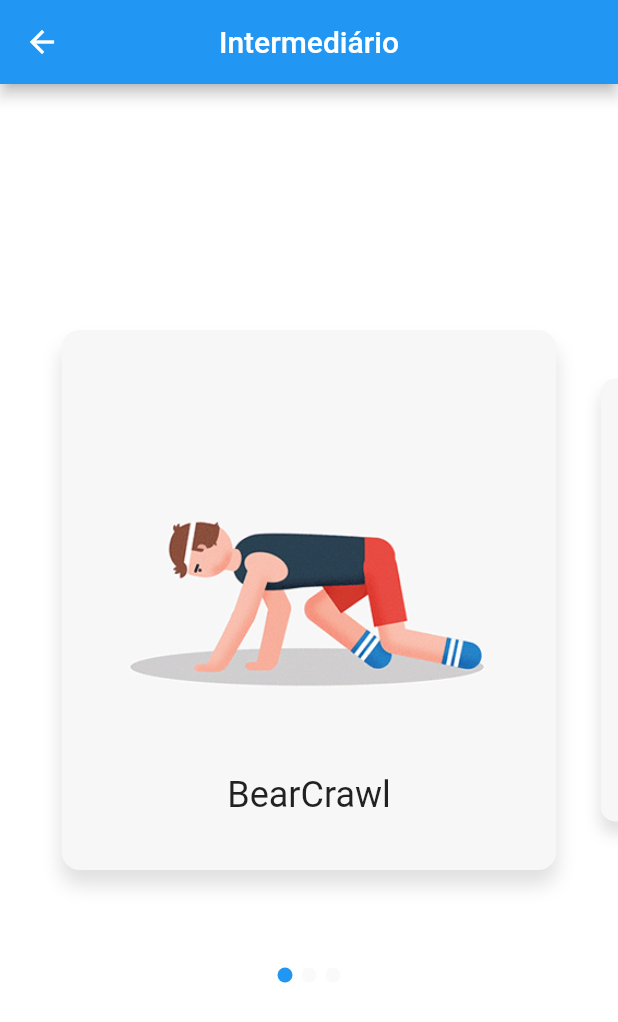
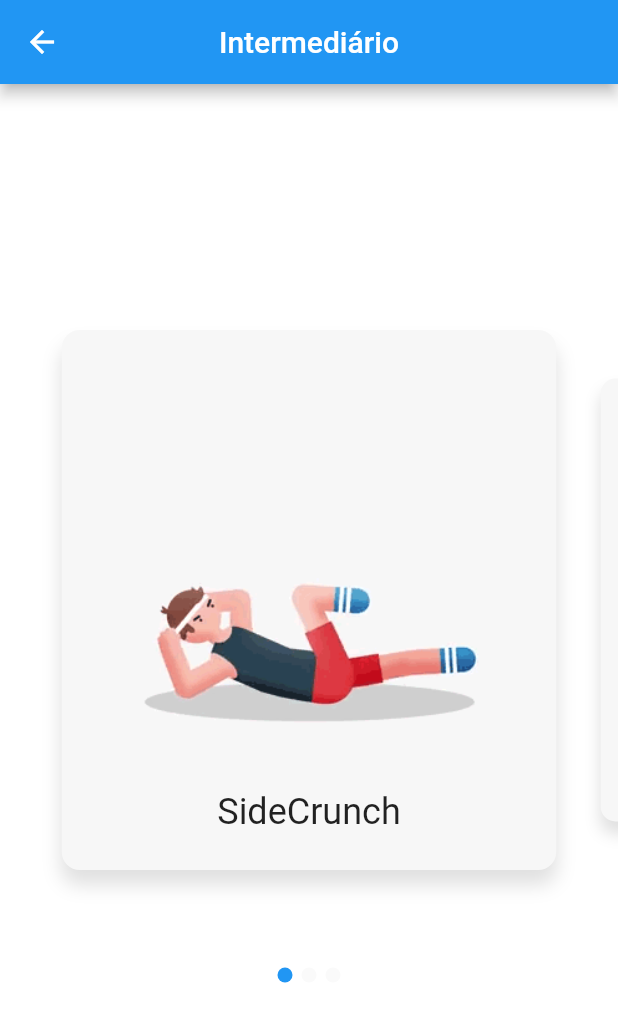
Before and after one commit to fernandosaints/HomeFit, a Flutter app: the MyHomePage screen opened directly, after a tap on the "exit to app" icon, after a tap on "Login", after a tap on "Intermediário", on a phone screen of 412 x 824 dp. Shown: the top 1022 px of the screen. Run offline on Flutter 3.47's test engine with Material 2 defaults, Android fonts, the light colour scheme and no system bars; our stand-ins replace flutter_swiper, percent_indicator.

Commit message:
adição de novos exercicios

```diff
--- a/lib/UI/LoginPage.dart
+++ b/lib/UI/LoginPage.dart
@@ -10,14 +10,8 @@ class LoginPage extends StatefulWidget {
 class _LoginPageState extends State<LoginPage> {
   @override
   Widget build(BuildContext context) {
-    final logo = Hero(
-      tag: 'hero',
-      child: CircleAvatar(
-        backgroundColor: Colors.black,
-        radius: 48.0,
-        //child: Image.asset('assets/logo.png'),
-      ),
-    );
+
+    final logo = Container(child: Image.asset('assets/logo.png'));
 
     final email = TextFormField(
       keyboardType: TextInputType.emailAddress,
--- a/lib/Util/exercicos_data.dart
+++ b/lib/Util/exercicos_data.dart
@@ -2,19 +2,16 @@ List<String> inicianteExercicios = [
   'Rollback',
   'Caminhada',
   'BearCrawl',
-  // 'Side Bridge',
 ];
 
 List<String> intermediarioExercicios = [
-  'BearCrawl',
+  'SideCrunch',
   'SquatAlternado',
   'PranchaAlternada',
-  // 'Plane',
-  // 'Crunch',
 ];
 
 List<String> avancadoExercicios = [
   'EscaladaReversa',
-  'BearCrawl',// 'Leg Externsion',
-  'BearCrawl',// 'Barra Lateral'
+  'Inchworm',
+  'FlexaoHindu',
 ];
--- a/pubspec.yaml
+++ b/pubspec.yaml
@@ -50,6 +50,10 @@ flutter:
    - assets/EscaladaReversa.gif
    - assets/PranchaAlternada.gif
    - assets/Caminhada.gif
+   - assets/Inchworm.gif
+   - assets/FlexaoHindu.gif
+   - assets/SideCrunch.gif
+   - assets/logo.png
 
   # An image asset can refer to one or more resolution-specific "variants", see
   # https://flutter.dev/assets-and-images/#resolution-aware.
```
Also changed, not shown: assets/FlexaoHindu.gif (added), assets/SideCrunch.gif (added), assets/logo.png (added), 1 other file.
